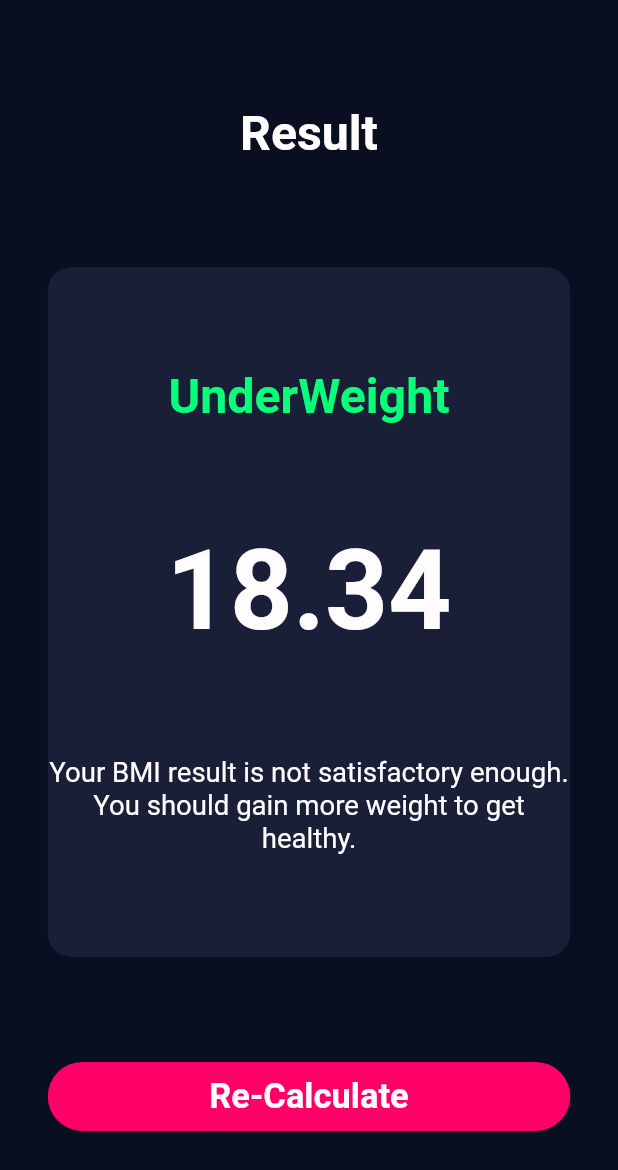
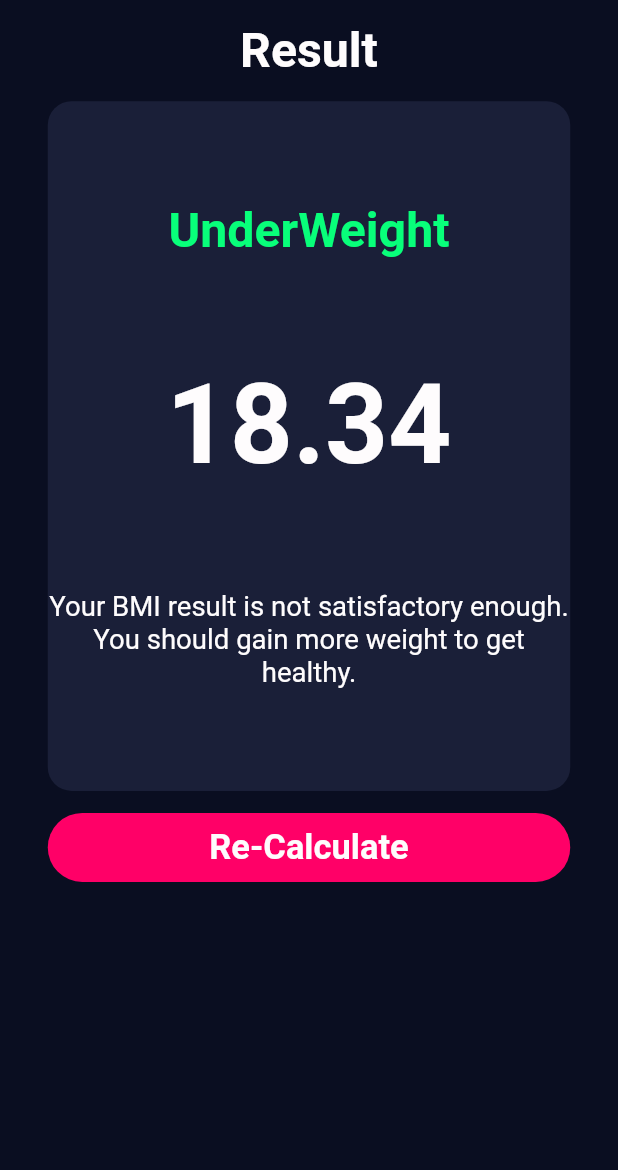
Before and after one commit to KafiulIslam/body_mass_index, a Flutter app: the screen it shows after launch, after a tap on "Calculate", on a phone screen of 412 x 824 dp. Shown: the top 1170 px of the screen. Run offline on Flutter 3.47's test engine with Material 2 defaults, Android fonts, the phone set to English and light mode, and no system bars; our stand-ins replace animated_splash_screen, go_router, google_fonts; project files that could hold a hidden picture were left out.

Commit message:
splash screen has been changed with including animation

```diff
--- a/lib/common/height_slider.dart
+++ b/lib/common/height_slider.dart
@@ -3,12 +3,21 @@ import 'package:google_fonts/google_fonts.dart';
 import '../constant/color.dart';
 import '../constant/pixel_ratio.dart';
 
+class HeightSlider extends StatefulWidget {
+  late int height;
+  final String? title;
+  final double minValue;
+  final double maxValue;
+  late Function? onChanged;
 
-class HeightSlider extends StatefulWidget {
-
-  late  int height;
-  final String? title;
-    HeightSlider({Key? key,   this.height = 5,this.title}) : super(key: key);
+  HeightSlider(
+      {Key? key,
+      this.height = 5,
+      this.title,
+      required this.minValue,
+      required this.maxValue,
+      this.onChanged})
+      : super(key: key);
 
   @override
   State<HeightSlider> createState() => _HeightSliderState();
@@ -17,11 +26,10 @@ class HeightSlider extends StatefulWidget {
 class _HeightSliderState extends State<HeightSlider> {
   @override
   Widget build(BuildContext context) {
-
     final heightRatio = MediaQuery.of(context).size.height;
     final widthRatio = MediaQuery.of(context).size.width;
 
-    return  Container(
+    return Container(
       width: double.infinity,
       child: Row(
         mainAxisAlignment: MainAxisAlignment.spaceEvenly,
@@ -37,13 +45,12 @@ class _HeightSliderState extends State<HeightSlider> {
             ),
             child: Slider(
                 value: widget.height.toDouble(),
-                min: 100.0,
-                max: 200.0,
+                min: widget.minValue,
+                max: widget.maxValue,
                 onChanged: (double userInput) {
-                  setState(() {
-                    widget.height = userInput.round();
-                  });
-                }),
+                 widget.height = userInput.round();
+                }
+                ),
           ),
           Row(
             mainAxisAlignment: MainAxisAlignment.center,
@@ -65,8 +72,8 @@ class _HeightSliderState extends State<HeightSlider> {
               ),
             ],
           ),
-
-        ],),
+        ],
+      ),
     );
   }
 }
--- a/lib/main.dart
+++ b/lib/main.dart
@@ -1,7 +1,7 @@
 import 'package:animated_splash_screen/animated_splash_screen.dart';
-import 'package:body_mass_index/routing/app_router.dart';
 import 'package:body_mass_index/screens/custom_splash_screen.dart';
 import 'package:body_mass_index/screens/input_page.dart';
+import 'package:flutter/foundation.dart';
 import 'package:flutter/material.dart';
 import 'constant/color.dart';
 
@@ -16,20 +16,18 @@ class MyApp extends StatelessWidget {
   @override
   Widget build(BuildContext context) {
     return MaterialApp(
+      debugShowCheckedModeBanner: false,
       title: 'BMI meter',
-      // routeInformationProvider: AppRouter.router.routeInformationProvider,
-      // routeInformationParser: AppRouter.router.routeInformationParser,
-      // routerDelegate: AppRouter.router.routerDelegate,
-
       theme: ThemeData(
         primaryColor: brandColor,
         scaffoldBackgroundColor: brandColor,
       ),
 
-      home: AnimatedSplashScreen(
-          splash: Image.asset('assets/images/bmi_app_logo.png'),
-          splashTransition: SplashTransition.scaleTransition,
-          nextScreen: const InputScreen()),
+      home: const CustomSplashScreen(),
+      // AnimatedSplashScreen(
+      //     splash: Image.asset('assets/images/bmi_app_logo.png'),
+      //     splashTransition: SplashTransition.scaleTransition,
+      //     nextScreen: const InputScreen()),
     );
   }
 }
--- a/lib/screens/custom_splash_screen.dart
+++ b/lib/screens/custom_splash_screen.dart
@@ -1,6 +1,9 @@
+import 'dart:async';
 import 'package:body_mass_index/constant/color.dart';
 import 'package:body_mass_index/screens/input_page.dart';
 import 'package:flutter/material.dart';
+import 'package:google_fonts/google_fonts.dart';
+
 
 class CustomSplashScreen extends StatefulWidget {
   const CustomSplashScreen({Key? key}) : super(key: key);
@@ -9,32 +12,103 @@ class CustomSplashScreen extends StatefulWidget {
   State<CustomSplashScreen> createState() => _CustomSplashScreenState();
 }
 
-class _CustomSplashScreenState extends State<CustomSplashScreen> {
+class _CustomSplashScreenState extends State<CustomSplashScreen> with TickerProviderStateMixin {
+
+
+  late AnimationController _animationController;
+  late Animation<double> _animationLogo;
+  late Animation<double> _animationText;
+
+
   @override
   void initState() {
     super.initState();
-    _navigateToInputScreen();
+    animationExecution();
+    Timer(
+        const Duration(seconds: 3),
+        () => Navigator.pushReplacement(context,
+            MaterialPageRoute(builder: (context) => const InputScreen())));
   }
 
-  void _navigateToInputScreen() async {
-    await Future.delayed(const Duration(microseconds: 5000), () {});
-    Navigator.pushReplacement(
-        context, MaterialPageRoute(builder: (context) => InputScreen()));
+
+  @override
+  void dispose() {
+    _animationController.dispose();
+    super.dispose();
   }
+
+
+  void animationExecution(){
+
+    _animationController =
+        AnimationController(vsync: this, duration: const Duration(seconds: 3));
+
+
+    _animationLogo = Tween(begin: 0.00, end: 1.00).animate(CurvedAnimation(
+        parent: _animationController,
+        curve: const Interval(0.00, 0.35, curve: Curves.easeIn)));
+
+
+    _animationText = CurvedAnimation(
+        parent: _animationController,
+        curve:
+        const Interval(0.40, 0.70, curve: Curves.easeIn));
+
+    _animationController.forward();
+
+  }
+
+
 
   @override
   Widget build(BuildContext context) {
-    return Scaffold(
-      body: Container(
-        color: brandColor,
-        child: Center(
-            child: Container(height: 300,width: 300,decoration: const BoxDecoration(
-              color: white,
-              image: DecorationImage(
-                image: AssetImage('assets/images/bmi_app_logo.png'),fit: BoxFit.cover,
-              )
-            ),)),
-      ),
+    final double height = MediaQuery
+        .of(context)
+        .size
+        .height;
+
+    final double width = MediaQuery
+        .of(context)
+        .size
+        .width;
+
+
+    return AnimatedBuilder(
+        animation: _animationController,
+        builder: (context, _) {
+          return Scaffold(
+            body: Container(
+              color: Colors.white,
+              child: Center(
+                  child: Column(
+                    mainAxisAlignment: MainAxisAlignment.center,
+                    crossAxisAlignment: CrossAxisAlignment.center,
+                    children: [
+                      Transform.scale(
+                        scale: _animationLogo.value,
+                        child: Image.asset('assets/images/bmi_app_logo.png',    height: height / 3,
+                          width:  width / 1.5,)
+
+                      ),
+                      SizedBox(height: 5,),
+                      Opacity(
+                        opacity: _animationText.value,
+                        child: Text(
+                          'Check out your health condition',
+                          overflow: TextOverflow.ellipsis,
+                          maxLines: 1,
+                          style: GoogleFonts.lobster(textStyle: const TextStyle(
+                            color: brandColor,
+                            fontSize: 20,
+                            fontWeight: FontWeight.w800,
+                          )),
+                        ),
+                      )
+                    ],
+                  )),
+            ),
+          );
+        },
     );
   }
 }
--- a/lib/screens/input_page.dart
+++ b/lib/screens/input_page.dart
@@ -13,7 +13,6 @@ import '../constant/pixel_ratio.dart';
 //width: 414
 
 class InputScreen extends StatefulWidget {
-
   const InputScreen({Key? key}) : super(key: key);
 
   static const String name = 'Input_screen';
@@ -24,22 +23,18 @@ class InputScreen extends StatefulWidget {
 
 class _InputScreenState extends State<InputScreen> {
 
-
   int heightInFoot = 5;
   int heightInInch = 5;
   int weight = 50;
   int age = 20;
   int cardColorCode = 0;
 
-
   int changeFootToInc() {
     int height;
-    int  heightInFootToInc = (heightInFoot * 12) ;
-    height = (heightInFootToInc + heightInInch) ;
+    int heightInFootToInc = (heightInFoot * 12);
+    height = (heightInFootToInc + heightInInch);
     return height;
   }
-
-
 
   @override
   Widget build(BuildContext context) {
@@ -48,8 +43,8 @@ class _InputScreenState extends State<InputScreen> {
     final widthRatio = MediaQuery.of(context).size.width;
 
     return CustomOrientationBuilder(
-
-        portrait: Scaffold(
+        portrait: SafeArea(
+          child: Scaffold(
             appBar: AppBar(
               backgroundColor: appBarColor,
               centerTitle: true,
@@ -63,8 +58,8 @@ class _InputScreenState extends State<InputScreen> {
               ),
             ),
             body: Padding(
-        padding:
-        EdgeInsets.symmetric(horizontal: widthRatio / thirtyTwoPixelRatioW),
+              padding: EdgeInsets.symmetric(
+                  horizontal: widthRatio / thirtyTwoPixelRatioW),
               child: SingleChildScrollView(
                 scrollDirection: Axis.vertical,
                 child: Column(
@@ -76,19 +71,17 @@ class _InputScreenState extends State<InputScreen> {
                     PrimaryButtonPortrait(
                       buttonTitle: 'Calculate',
                       onTap: () {
+                        BMICalculator calc = BMICalculator(
+                            height: changeFootToInc(), weight: weight);
 
-                  BMICalculator calc = BMICalculator(height: changeFootToInc(), weight: weight);
-
-                  Navigator.push(context, MaterialPageRoute(builder: (context) {
+                        Navigator.push(context,
+                            MaterialPageRoute(builder: (context) {
                           return ResultScreen(
                             bmiResult: calc.calculateBMI(),
                             resultText: calc.getResult(),
                             interpretation: calc.getInterpretation(),
                           );
-
-                  }
-                  ));
-
+                        }));
                       },
                     ),
                     SizedBox(
@@ -99,8 +92,8 @@ class _InputScreenState extends State<InputScreen> {
               ),
             ),
           ),
-
-        landscape: Scaffold(
+        ),
+        landscape: SafeArea(child:Scaffold(
           appBar: AppBar(
             backgroundColor: appBarColor,
             centerTitle: true,
@@ -114,8 +107,8 @@ class _InputScreenState extends State<InputScreen> {
             ),
           ),
           body: Padding(
-        padding:
-        EdgeInsets.symmetric(horizontal: widthRatio / thirtyTwoPixelRatioW),
+            padding: EdgeInsets.symmetric(
+                horizontal: widthRatio / thirtyTwoPixelRatioW),
             child: SingleChildScrollView(
               scrollDirection: Axis.vertical,
               child: Column(
@@ -127,17 +120,16 @@ class _InputScreenState extends State<InputScreen> {
                   PrimaryButtonLandscape(
                     buttonTitle: 'Calculate',
                     onTap: () {
-
-                  BMICalculator calc = BMICalculator(height: changeFootToInc(), weight: weight);
-                  Navigator.push(context, MaterialPageRoute(builder: (context) {
+                      BMICalculator calc = BMICalculator(
+                          height: changeFootToInc(), weight: weight);
+                      Navigator.push(context,
+                          MaterialPageRoute(builder: (context) {
                             return ResultScreen(
                               bmiResult: calc.calculateBMI(),
                               resultText: calc.getResult(),
                               interpretation: calc.getInterpretation(),
                             );
                           }));
-
-
                     },
                   ),
                   SizedBox(
@@ -147,11 +139,10 @@ class _InputScreenState extends State<InputScreen> {
               ),
             ),
           ),
-    ));
+        )));
   }
 
   Widget _buildGenderRowPortrait(BuildContext context) {
-
     final heightRatio = MediaQuery.of(context).size.height;
     final widthRatio = MediaQuery.of(context).size.width;
 
@@ -203,8 +194,8 @@ class _InputScreenState extends State<InputScreen> {
       ],
     );
   }
+
   Widget _buildGenderRowLandscape(BuildContext context) {
-
     final heightRatio = MediaQuery.of(context).size.height;
     final widthRatio = MediaQuery.of(context).size.width;
 
@@ -257,7 +248,6 @@ class _InputScreenState extends State<InputScreen> {
     );
   }
 
-
   Widget _buildSliderPortrait(BuildContext context) {
 
     final heightRatio = MediaQuery.of(context).size.height;
@@ -291,8 +281,10 @@ class _InputScreenState extends State<InputScreen> {
                     inactiveTrackColor: ass,
                     thumbColor: buttonColor,
                     overlayColor: Color(0x29EB1555),
-                  thumbShape: const RoundSliderThumbShape(enabledThumbRadius: 10),
-                  overlayShape: const RoundSliderOverlayShape(overlayRadius: 20),
+                    thumbShape:
+                        const RoundSliderThumbShape(enabledThumbRadius: 10),
+                    overlayShape:
+                        const RoundSliderOverlayShape(overlayRadius: 20),
                   ),
                   child: Slider(
                       value: heightInFoot.toDouble(),
@@ -313,21 +305,22 @@ class _InputScreenState extends State<InputScreen> {
                       heightInFoot.toString(),
                       style: GoogleFonts.roboto(
                           textStyle: TextStyle(
-                            fontSize: heightRatio / twentyPixelRatioH,
+                              fontSize: heightRatio / twentyPixelRatioH  ,
                               color: white,
                               fontWeight: FontWeight.w700)),
                     ),
                     Text(
                       ' Foot',
                       style: TextStyle(
-                        fontSize: heightRatio / sixteenPixelRatioH, color: ass,fontWeight: FontWeight.w900),
+                          fontSize: heightRatio / sixteenPixelRatioH ,
+                          color: ass,
+                          fontWeight: FontWeight.w900),
                     ),
                   ],
                 ),
-
-            ],),
+              ],
             ),
-
+          ),
           Container(
             width: double.infinity,
             child: Row(
@@ -339,12 +332,14 @@ class _InputScreenState extends State<InputScreen> {
                     inactiveTrackColor: ass,
                     thumbColor: buttonColor,
                     overlayColor: Color(0x29EB1555),
-                    thumbShape: const RoundSliderThumbShape(enabledThumbRadius: 10),
-                    overlayShape: const RoundSliderOverlayShape(overlayRadius: 20),
+                    thumbShape:
+                        const RoundSliderThumbShape(enabledThumbRadius: 10),
+                    overlayShape:
+                        const RoundSliderOverlayShape(overlayRadius: 20),
                   ),
                   child: Slider(
                       value: heightInInch.toDouble(),
-                      min: 1.0,
+                      min: 0.0,
                       max: 11.0,
                       onChanged: (double userInput) {
                         setState(() {
@@ -361,28 +356,29 @@ class _InputScreenState extends State<InputScreen> {
                       heightInInch.toString(),
                       style: GoogleFonts.roboto(
                           textStyle: TextStyle(
-                              fontSize: heightRatio / twentyPixelRatioH,
+                              fontSize: heightRatio / twentyPixelRatioH ,
                               color: white,
                               fontWeight: FontWeight.w700)),
                     ),
                     Text(
                       ' Inch',
                       style: TextStyle(
-                          fontSize: heightRatio / sixteenPixelRatioH, color: ass,fontWeight: FontWeight.w900),
+                          fontSize: heightRatio / sixteenPixelRatioH ,
+                          color: ass,
+                          fontWeight: FontWeight.w900),
                     ),
                   ],
                 ),
-
-              ],),
+              ],
             ),
-
+          ),
 
         ],
       ),
     );
   }
+
   Widget _buildSliderLandscape(BuildContext context) {
-
     final heightRatio = MediaQuery.of(context).size.height;
     final widthRatio = MediaQuery.of(context).size.width;
 
@@ -400,7 +396,8 @@ class _InputScreenState extends State<InputScreen> {
             'Height',
             style: GoogleFonts.roboto(
                 textStyle: TextStyle(
-                    fontSize: widthRatio / twentyFivePixelRatioH * 2, color: ass)),
+                    fontSize: widthRatio / twentyFivePixelRatioH * 2,
+                    color: ass)),
           ),
           Container(
             width: double.infinity,
@@ -413,8 +410,10 @@ class _InputScreenState extends State<InputScreen> {
                     inactiveTrackColor: ass,
                     thumbColor: buttonColor,
                     overlayColor: Color(0x29EB1555),
-                    thumbShape: const RoundSliderThumbShape(enabledThumbRadius: 10),
-                    overlayShape: const RoundSliderOverlayShape(overlayRadius: 20),
+                    thumbShape:
+                    const RoundSliderThumbShape(enabledThumbRadius: 10),
+                    overlayShape:
+                    const RoundSliderOverlayShape(overlayRadius: 20),
                   ),
                   child: Slider(
                       value: heightInFoot.toDouble(),
@@ -435,23 +434,22 @@ class _InputScreenState extends State<InputScreen> {
                       heightInFoot.toString(),
                       style: GoogleFonts.roboto(
                           textStyle: TextStyle(
-                              fontSize: heightRatio / twentyPixelRatioH,
+                              fontSize: widthRatio / twentyPixelRatioH * 2,
                               color: white,
                               fontWeight: FontWeight.w700)),
                     ),
                     Text(
                       ' Foot',
                       style: TextStyle(
-                          fontSize: heightRatio / sixteenPixelRatioH, color: ass,fontWeight: FontWeight.w900),
+                          fontSize: widthRatio / sixteenPixelRatioH * 2,
+                          color: ass,
+                          fontWeight: FontWeight.w900),
                     ),
                   ],
                 ),
-
-              ],),
+              ],
             ),
-
-
-
+          ),
           Container(
             width: double.infinity,
             child: Row(
@@ -463,12 +461,14 @@ class _InputScreenState extends State<InputScreen> {
                     inactiveTrackColor: ass,
                     thumbColor: buttonColor,
                     overlayColor: Color(0x29EB1555),
-                    thumbShape: const RoundSliderThumbShape(enabledThumbRadius: 10),
-                    overlayShape: const RoundSliderOverlayShape(overlayRadius: 20),
+                    thumbShape:
+                        const RoundSliderThumbShape(enabledThumbRadius: 10),
+                    overlayShape:
+                        const RoundSliderOverlayShape(overlayRadius: 20),
                   ),
                   child: Slider(
                       value: heightInInch.toDouble(),
-                      min: 1.0,
+                      min: 0.0,
                       max: 11.0,
                       onChanged: (double userInput) {
                         setState(() {
@@ -485,28 +485,27 @@ class _InputScreenState extends State<InputScreen> {
                       heightInInch.toString(),
                       style: GoogleFonts.roboto(
                           textStyle: TextStyle(
-                              fontSize: heightRatio / twentyPixelRatioH,
+                              fontSize: widthRatio / twentyPixelRatioH * 2,
                               color: white,
                               fontWeight: FontWeight.w700)),
                     ),
                     Text(
                       ' Inch',
                       style: TextStyle(
-                          fontSize: heightRatio / sixteenPixelRatioH, color: ass),
+                          fontSize: widthRatio / sixteenPixelRatioH * 2,
+                          color: ass),
                     ),
                   ],
                 ),
-
-              ],),
+              ],
+            ),
           ),
         ],
       ),
     );
   }
 
-
   Widget _buildWeightRowPortrait(BuildContext context) {
-
     final heightRatio = MediaQuery.of(context).size.height;
     final widthRatio = MediaQuery.of(context).size.width;
 
@@ -519,28 +518,28 @@ class _InputScreenState extends State<InputScreen> {
           mainAxisAlignment: MainAxisAlignment.spaceBetween,
           children: [
             InputCardPortrait(
-              decreasingTap: (){
-                setState((){
-                  weight --;
+              decreasingTap: () {
+                setState(() {
+                  weight--;
                 });
               },
-              increasingTap: (){
-                setState((){
-                  weight ++;
+              increasingTap: () {
+                setState(() {
+                  weight++;
                 });
               },
               number: weight,
               title: 'Weight',
             ),
             InputCardPortrait(
-              decreasingTap: (){
-                setState((){
-                  age --;
+              decreasingTap: () {
+                setState(() {
+                  age--;
                 });
               },
-              increasingTap: (){
-                setState((){
-                  age ++;
+              increasingTap: () {
+                setState(() {
+                  age++;
                 });
               },
               number: age,
@@ -554,14 +553,13 @@ class _InputScreenState extends State<InputScreen> {
       ],
     );
   }
+
   Widget _buildWeightRowLandscape(BuildContext context) {
-
     final heightRatio = MediaQuery.of(context).size.height;
     final widthRatio = MediaQuery.of(context).size.width;
 
     return Column(
       children: [
-
         SizedBox(
           height: widthRatio / thirtyTwoPixelRatioH * 2,
         ),
@@ -581,9 +579,7 @@ class _InputScreenState extends State<InputScreen> {
         SizedBox(
           height: widthRatio / thirtyTwoPixelRatioH * 2,
         ),
-
       ],
     );
   }
-
 }
--- a/lib/screens/result_screen.dart
+++ b/lib/screens/result_screen.dart
@@ -32,9 +32,12 @@ class _ResultScreenState extends State<ResultScreen> {
     final widthRatio = MediaQuery.of(context).size.width;
 
     return CustomOrientationBuilder(
-        portrait: Scaffold(
+        portrait: SafeArea(
+          child: Scaffold(
       body: Padding(
-        padding:   EdgeInsets.symmetric(horizontal: widthRatio / thirtyTwoPixelRatioW ),
+          padding:   EdgeInsets.symmetric(horizontal: widthRatio / thirtyTwoPixelRatioW, ),
+          child: SingleChildScrollView(
+            scrollDirection: Axis.vertical,
             child: Column(
               mainAxisAlignment: MainAxisAlignment.spaceEvenly,
               crossAxisAlignment: CrossAxisAlignment.center,
@@ -60,10 +63,15 @@ class _ResultScreenState extends State<ResultScreen> {
             ),
           ),
       ),
+    ),
+        ),
 
-        landscape: Scaffold(
+        landscape: SafeArea(
+          child: Scaffold(
             body: Padding(
               padding:   EdgeInsets.symmetric(horizontal: widthRatio / thirtyTwoPixelRatioW ),
+              child: SingleChildScrollView(
+                scrollDirection: Axis.vertical,
                 child: Column(
                   mainAxisAlignment: MainAxisAlignment.spaceEvenly,
                   crossAxisAlignment: CrossAxisAlignment.center,
@@ -86,6 +94,8 @@ class _ResultScreenState extends State<ResultScreen> {
                     SizedBox(height: widthRatio/sixteenPixelRatioH * 2,),
 
                   ],
+                ),
+              ),
             ),
           ),
         )
--- a/pubspec.yaml
+++ b/pubspec.yaml
@@ -34,6 +34,8 @@ dependencies:
   animated_splash_screen: ^1.2.0
   flutter_svg: ^1.1.0
   flutter_launcher_icons: ^0.9.3
+  rename: any
+
 
 flutter_icons:
   image_path: "assets/images/bmi_app_logo.png"
```
Also changed, not shown: pubspec.lock, 2 other files. Lines whose indentation alone changed are shown as unchanged.
